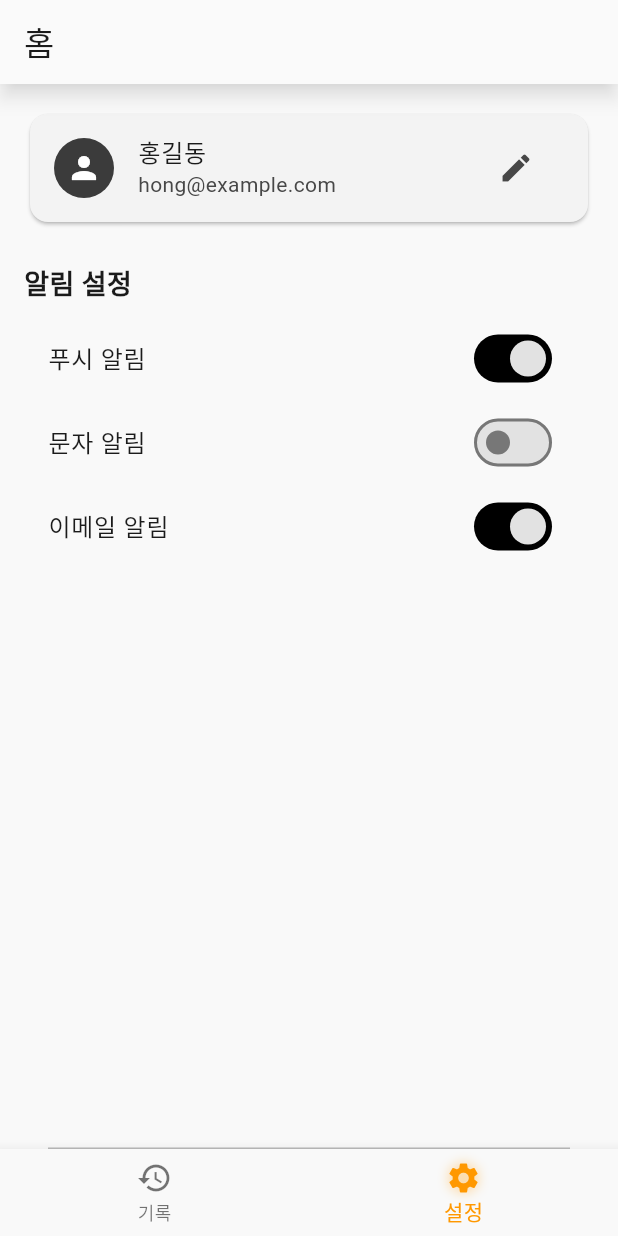
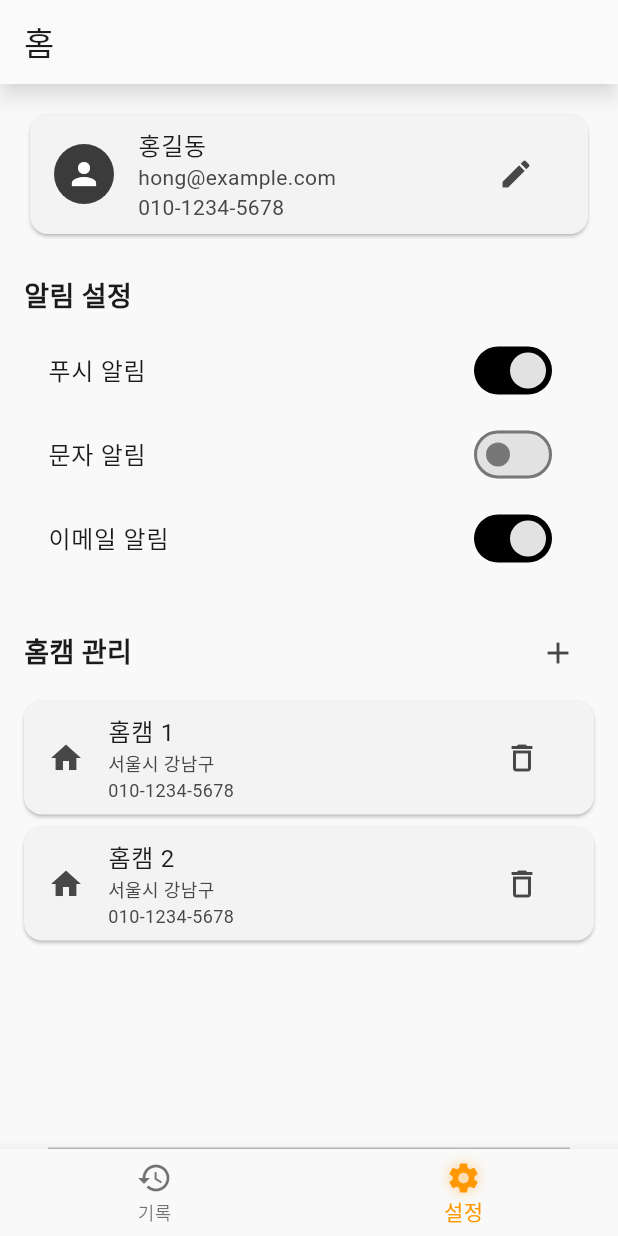
Before and after one commit to CHOYUNSIG/aneukan, a Flutter app: the screen it shows after launch, item 2 of the bottom bar chosen, after a tap on the "edit" icon, on a phone screen of 412 x 824 dp. Run offline on Flutter 3.47's test engine with Material 3 defaults, Android fonts, the phone set to English and light mode, and no system bars.

Commit message:
init commit

```diff
--- a/lib/home/home_notifier.dart
+++ b/lib/home/home_notifier.dart
@@ -1,5 +1,6 @@
 import 'package:flutter/material.dart';
 import 'package:aneukan/models/log.dart';
+import 'package:aneukan/models/homecam.dart';
 
 class HomeNotifier extends ChangeNotifier {
   List<Log> logs = [];
@@ -7,8 +8,14 @@ class HomeNotifier extends ChangeNotifier {
 
   String userName = '';
   String userEmail = '';
-  bool isPushEnabled = false;
-  bool isMessageEnabled = false;
+  String userPhone = '';
+
+  Homecam? selectedCam;
+
+  List<Homecam> homecams = [];
+
+  bool isPushNotificationEnabled = false;
+  bool isMessageNotificationEnabled = false;
   bool isEmailNotificationEnabled = false;
 
   void editProfile() {
@@ -17,12 +24,12 @@ class HomeNotifier extends ChangeNotifier {
   }
 
   void setPushNotification(bool value) {
-    isPushEnabled = value;
+    isPushNotificationEnabled = value;
     notifyListeners();
   }
 
   void setMessageNotification(bool value) {
-    isMessageEnabled = value;
+    isMessageNotificationEnabled = value;
     notifyListeners();
   }
 
@@ -41,6 +48,21 @@ class HomeNotifier extends ChangeNotifier {
     notifyListeners();
   }
 
+  void onHomecamTapped(Homecam homecam) {
+    // TODO: 홈캠 탭 로직 구현
+    notifyListeners();
+  }
+
+  void onDeleteHomecamTapped(Homecam homecam) {
+    // TODO: 홈캠 삭제 로직 구현
+    notifyListeners();
+  }
+
+  void onAddHomecamTapped() {
+    // TODO: 홈캠 추가 로직 구현
+    notifyListeners();
+  }
+
   void logout() {
     // TODO: 로그아웃 로직 구현
     notifyListeners();
--- a/lib/home/home_page.dart
+++ b/lib/home/home_page.dart
@@ -1,3 +1,4 @@
+import 'package:aneukan/models/homecam.dart';
 import 'package:aneukan/models/log.dart';
 import 'package:flutter/material.dart';
 import 'package:provider/provider.dart';
@@ -20,8 +21,27 @@ void main() {
         selectedDateRange: null,
         userName: '홍길동',
         userEmail: 'hong@example.com',
-        isPushEnabled: true,
-        isMessageEnabled: false,
+        userPhone: '010-1234-5678',
+        selectedCam: const Homecam(
+          id: 1,
+          name: '홈캠 1',
+          telephone: '010-1234-5678',
+          address: '서울시 강남구',
+        ),
+        homecams: const [
+          Homecam(
+              id: 1,
+              name: '홈캠 1',
+              telephone: '010-1234-5678',
+              address: '서울시 강남구'),
+          Homecam(
+              id: 2,
+              name: '홈캠 2',
+              telephone: '010-1234-5678',
+              address: '서울시 강남구'),
+        ],
+        isPushNotificationEnabled: true,
+        isMessageNotificationEnabled: false,
         isEmailNotificationEnabled: true,
         onEditProfileTapped: () {},
         onPushNotificationChanged: (value) {},
@@ -29,6 +49,9 @@ void main() {
         onEmailNotificationChanged: (value) {},
         onLogTapped: (log) {},
         onDateRangeChanged: (dateRange) {},
+        onHomecamTapped: (homecam) {},
+        onDeleteHomecamTapped: (homecam) {},
+        onAddHomecamTapped: () {},
       ),
     ),
   );
@@ -49,8 +72,11 @@ class HomeApp extends StatelessWidget {
             selectedDateRange: notifier.selectedDateRange,
             userName: notifier.userName,
             userEmail: notifier.userEmail,
-            isPushEnabled: notifier.isPushEnabled,
-            isMessageEnabled: notifier.isMessageEnabled,
+            userPhone: notifier.userPhone,
+            selectedCam: notifier.selectedCam,
+            homecams: notifier.homecams,
+            isPushNotificationEnabled: notifier.isPushNotificationEnabled,
+            isMessageNotificationEnabled: notifier.isMessageNotificationEnabled,
             isEmailNotificationEnabled: notifier.isEmailNotificationEnabled,
             onEditProfileTapped: notifier.editProfile,
             onPushNotificationChanged: notifier.setPushNotification,
@@ -58,6 +84,9 @@ class HomeApp extends StatelessWidget {
             onEmailNotificationChanged: notifier.setEmailNotification,
             onLogTapped: notifier.onLogTapped,
             onDateRangeChanged: notifier.onDateRangeChanged,
+            onHomecamTapped: notifier.onHomecamTapped,
+            onDeleteHomecamTapped: notifier.onDeleteHomecamTapped,
+            onAddHomecamTapped: notifier.onAddHomecamTapped,
           ),
         ),
       ),
@@ -71,9 +100,13 @@ class HomePage extends StatefulWidget {
 
   final String userName;
   final String userEmail;
+  final String userPhone;
 
-  final bool isPushEnabled;
-  final bool isMessageEnabled;
+  final Homecam? selectedCam;
+  final List<Homecam> homecams;
+
+  final bool isPushNotificationEnabled;
+  final bool isMessageNotificationEnabled;
   final bool isEmailNotificationEnabled;
 
   final void Function(Log) onLogTapped;
@@ -84,14 +117,21 @@ class HomePage extends StatefulWidget {
   final void Function(bool) onMessageNotificationChanged;
   final void Function(bool) onEmailNotificationChanged;
 
+  final void Function(Homecam) onHomecamTapped;
+  final void Function(Homecam) onDeleteHomecamTapped;
+  final void Function() onAddHomecamTapped;
+
   const HomePage({
     super.key,
     required this.logs,
     required this.selectedDateRange,
     required this.userName,
     required this.userEmail,
-    required this.isPushEnabled,
-    required this.isMessageEnabled,
+    required this.userPhone,
+    required this.selectedCam,
+    required this.homecams,
+    required this.isPushNotificationEnabled,
+    required this.isMessageNotificationEnabled,
     required this.isEmailNotificationEnabled,
     required this.onEditProfileTapped,
     required this.onPushNotificationChanged,
@@ -99,6 +139,9 @@ class HomePage extends StatefulWidget {
     required this.onEmailNotificationChanged,
     required this.onLogTapped,
     required this.onDateRangeChanged,
+    required this.onHomecamTapped,
+    required this.onDeleteHomecamTapped,
+    required this.onAddHomecamTapped,
   });
 
   @override
@@ -113,7 +156,7 @@ class _HomePageState extends State<HomePage> {
     setState(() {
       _page = LogView(
         logs: widget.logs,
-        selectedCam: null,
+        selectedCam: widget.selectedCam,
         selectedDateRange: widget.selectedDateRange,
         onLogTapped: widget.onLogTapped,
         onDateRangeChanged: widget.onDateRangeChanged,
@@ -127,13 +170,18 @@ class _HomePageState extends State<HomePage> {
       _page = SettingsView(
         userName: widget.userName,
         userEmail: widget.userEmail,
-        isPushEnabled: widget.isPushEnabled,
-        isMessageEnabled: widget.isMessageEnabled,
+        userPhone: widget.userPhone,
+        homecams: widget.homecams,
+        isPushNotificationEnabled: widget.isPushNotificationEnabled,
+        isMessageNotificationEnabled: widget.isMessageNotificationEnabled,
         isEmailNotificationEnabled: widget.isEmailNotificationEnabled,
         onEditProfileTapped: widget.onEditProfileTapped,
         onPushNotificationChanged: widget.onPushNotificationChanged,
         onMessageNotificationChanged: widget.onMessageNotificationChanged,
         onEmailNotificationChanged: widget.onEmailNotificationChanged,
+        onHomecamTapped: widget.onHomecamTapped,
+        onDeleteHomecamTapped: widget.onDeleteHomecamTapped,
+        onAddHomecamTapped: widget.onAddHomecamTapped,
       );
     });
   }
--- a/lib/home/log/cam_selector.dart
+++ b/lib/home/log/cam_selector.dart
@@ -22,15 +22,9 @@ class CamSelector extends StatelessWidget {
                 crossAxisAlignment: CrossAxisAlignment.start,
                 children: [
                   Text(selectedCam!.name),
-                  if (selectedCam!.gender != null ||
-                      selectedCam!.age != null ||
-                      selectedCam!.phone != null)
+                  if (selectedCam!.telephone != null)
                     Text(
-                      [
-                        if (selectedCam!.gender != null) selectedCam!.gender!,
-                        if (selectedCam!.age != null) '${selectedCam!.age}세',
-                        if (selectedCam!.phone != null) selectedCam!.phone!,
-                      ].join(' · '),
+                      selectedCam!.telephone!,
                       style: const TextStyle(
                         fontSize: 12,
                         color: Colors.grey,
--- /dev/null
+++ b/lib/home/settings/homecam_list.dart
@@ -0,0 +1,90 @@
+import 'package:flutter/material.dart';
+import 'package:aneukan/models/homecam.dart';
+
+class HomecamList extends StatelessWidget {
+  final List<Homecam> homecams;
+
+  final void Function(Homecam) onHomecamTapped;
+  final void Function(Homecam) onDeleteHomecamTapped;
+  final void Function() onAddHomecamTapped;
+
+  const HomecamList({
+    super.key,
+    required this.homecams,
+    required this.onHomecamTapped,
+    required this.onDeleteHomecamTapped,
+    required this.onAddHomecamTapped,
+  });
+
+  @override
+  Widget build(BuildContext context) {
+    return Column(
+      children: [
+        // 홈캠 관리 섹션
+        Row(
+          mainAxisAlignment: MainAxisAlignment.spaceBetween,
+          children: [
+            const Text(
+              '홈캠 관리',
+              style: TextStyle(
+                fontSize: 18,
+                fontWeight: FontWeight.bold,
+              ),
+            ),
+            IconButton(
+              icon: const Icon(Icons.add),
+              onPressed: onAddHomecamTapped,
+            ),
+          ],
+        ),
+        const SizedBox(height: 8),
+
+        // 홈캠 리스트
+        ...homecams
+            .map(
+              (homecam) => Card(
+                margin: const EdgeInsets.only(bottom: 8),
+                child: ListTile(
+                  leading: const Icon(Icons.home),
+                  title: Text(homecam.name),
+                  subtitle: Column(
+                    crossAxisAlignment: CrossAxisAlignment.start,
+                    children: [
+                      if (homecam.address != null)
+                        Text(
+                          homecam.address!,
+                          style: const TextStyle(fontSize: 12),
+                        ),
+                      if (homecam.telephone != null)
+                        Text(
+                          homecam.telephone!,
+                          style: const TextStyle(fontSize: 12),
+                        ),
+                    ],
+                  ),
+                  trailing: IconButton(
+                    icon: const Icon(Icons.delete_outline),
+                    onPressed: () => onDeleteHomecamTapped(homecam),
+                  ),
+                  onTap: () => onHomecamTapped(homecam),
+                ),
+              ),
+            )
+            .toList(),
+
+        if (homecams.isEmpty)
+          const Center(
+            child: Padding(
+              padding: EdgeInsets.all(16.0),
+              child: Text(
+                '등록된 홈캠이 없습니다',
+                style: TextStyle(
+                  color: Colors.grey,
+                ),
+              ),
+            ),
+          ),
+      ],
+    );
+  }
+}
--- /dev/null
+++ b/lib/home/settings/notification_switch.dart
@@ -0,0 +1,63 @@
+import 'package:flutter/material.dart';
+
+class NotificationSwitch extends StatelessWidget {
+  final bool isPushNotificationEnabled;
+  final bool isMessageNotificationEnabled;
+  final bool isEmailNotificationEnabled;
+
+  final void Function(bool) onPushNotificationChanged;
+  final void Function(bool) onMessageNotificationChanged;
+  final void Function(bool) onEmailNotificationChanged;
+
+  const NotificationSwitch({
+    super.key,
+    required this.isPushNotificationEnabled,
+    required this.isMessageNotificationEnabled,
+    required this.isEmailNotificationEnabled,
+    required this.onPushNotificationChanged,
+    required this.onMessageNotificationChanged,
+    required this.onEmailNotificationChanged,
+  });
+
+  @override
+  Widget build(BuildContext context) {
+    return Column(
+      children: [
+        const Row(
+          children: [
+            Text(
+              '알림 설정',
+              style: TextStyle(
+                fontSize: 18,
+                fontWeight: FontWeight.bold,
+              ),
+            ),
+          ],
+        ),
+
+        const SizedBox(height: 8),
+
+        // 알림 타입 1
+        SwitchListTile(
+          title: const Text('푸시 알림'),
+          value: isPushNotificationEnabled,
+          onChanged: onPushNotificationChanged,
+        ),
+
+        // 알림 타입 2
+        SwitchListTile(
+          title: const Text('문자 알림'),
+          value: isMessageNotificationEnabled,
+          onChanged: onMessageNotificationChanged,
+        ),
+
+        // 알림 타입 3
+        SwitchListTile(
+          title: const Text('이메일 알림'),
+          value: isEmailNotificationEnabled,
+          onChanged: onEmailNotificationChanged,
+        ),
+      ],
+    );
+  }
+}
--- a/lib/home/settings/settings_view.dart
+++ b/lib/home/settings/settings_view.dart
@@ -1,5 +1,9 @@
 import 'package:flutter/material.dart';
-import '../../previewer.dart';
+import 'package:aneukan/models/homecam.dart';
+import 'package:aneukan/home/settings/user_info_viewer.dart';
+import 'package:aneukan/home/settings/notification_switch.dart';
+import 'package:aneukan/home/settings/homecam_list.dart';
+import 'package:aneukan/previewer.dart';
 
 void main() {
   runApp(
@@ -7,13 +11,29 @@ void main() {
       page: SettingsView(
         userName: '홍길동',
         userEmail: 'hong@example.com',
-        isPushEnabled: true,
-        isMessageEnabled: false,
+        userPhone: '010-1234-5678',
+        homecams: const [
+          Homecam(
+              id: 1,
+              name: '홈캠 1',
+              telephone: '010-1234-5678',
+              address: '서울시 강남구'),
+          Homecam(
+              id: 2,
+              name: '홈캠 2',
+              telephone: '010-1234-5678',
+              address: '서울시 강남구'),
+        ],
+        isPushNotificationEnabled: true,
+        isMessageNotificationEnabled: false,
         isEmailNotificationEnabled: true,
         onEditProfileTapped: () {},
         onPushNotificationChanged: (value) {},
         onMessageNotificationChanged: (value) {},
         onEmailNotificationChanged: (value) {},
+        onHomecamTapped: (homecam) {},
+        onDeleteHomecamTapped: (homecam) {},
+        onAddHomecamTapped: () {},
       ),
     ),
   );
@@ -22,9 +42,12 @@ void main() {
 class SettingsView extends StatefulWidget {
   final String userName;
   final String userEmail;
+  final String userPhone;
 
-  final bool isPushEnabled;
-  final bool isMessageEnabled;
+  final List<Homecam> homecams;
+
+  final bool isPushNotificationEnabled;
+  final bool isMessageNotificationEnabled;
   final bool isEmailNotificationEnabled;
 
   final void Function() onEditProfileTapped;
@@ -32,17 +55,26 @@ class SettingsView extends StatefulWidget {
   final void Function(bool) onMessageNotificationChanged;
   final void Function(bool) onEmailNotificationChanged;
 
+  final void Function(Homecam) onHomecamTapped;
+  final void Function(Homecam) onDeleteHomecamTapped;
+  final void Function() onAddHomecamTapped;
+
   const SettingsView({
     super.key,
     required this.userName,
     required this.userEmail,
-    required this.isPushEnabled,
-    required this.isMessageEnabled,
+    required this.userPhone,
+    required this.homecams,
+    required this.isPushNotificationEnabled,
+    required this.isMessageNotificationEnabled,
     required this.isEmailNotificationEnabled,
     required this.onEditProfileTapped,
     required this.onPushNotificationChanged,
     required this.onMessageNotificationChanged,
     required this.onEmailNotificationChanged,
+    required this.onHomecamTapped,
+    required this.onDeleteHomecamTapped,
+    required this.onAddHomecamTapped,
   });
 
   @override
@@ -57,52 +89,27 @@ class _SettingsViewState extends State<SettingsView> {
       child: Column(
         crossAxisAlignment: CrossAxisAlignment.start,
         children: [
-          // 사용자 정보 섹션
-          Card(
-            child: ListTile(
-              leading: const CircleAvatar(
-                child: Icon(Icons.person),
-              ),
-              title: Text(widget.userName),
-              subtitle: Text(widget.userEmail),
-              trailing: IconButton(
-                icon: const Icon(Icons.edit),
-                onPressed: widget.onEditProfileTapped,
-              ),
-            ),
+          UserInfoViewer(
+            userName: widget.userName,
+            userEmail: widget.userEmail,
+            userPhone: widget.userPhone,
+            onEditProfileTapped: widget.onEditProfileTapped,
           ),
-
           const SizedBox(height: 24),
-
-          // 알림 설정 섹션
-          const Text(
-            '알림 설정',
-            style: TextStyle(
-              fontSize: 18,
-              fontWeight: FontWeight.bold,
-            ),
+          NotificationSwitch(
+            isPushNotificationEnabled: widget.isPushNotificationEnabled,
+            isMessageNotificationEnabled: widget.isMessageNotificationEnabled,
+            isEmailNotificationEnabled: widget.isEmailNotificationEnabled,
+            onPushNotificationChanged: widget.onPushNotificationChanged,
+            onMessageNotificationChanged: widget.onMessageNotificationChanged,
+            onEmailNotificationChanged: widget.onEmailNotificationChanged,
           ),
-          const SizedBox(height: 8),
-
-          // 알림 타입 1
-          SwitchListTile(
-            title: const Text('푸시 알림'),
-            value: widget.isPushEnabled,
-            onChanged: widget.onPushNotificationChanged,
-          ),
-
-          // 알림 타입 2
-          SwitchListTile(
-            title: const Text('문자 알림'),
-            value: widget.isMessageEnabled,
-            onChanged: widget.onMessageNotificationChanged,
-          ),
-
-          // 알림 타입 3
-          SwitchListTile(
-            title: const Text('이메일 알림'),
-            value: widget.isEmailNotificationEnabled,
-            onChanged: widget.onEmailNotificationChanged,
+          const SizedBox(height: 24),
+          HomecamList(
+            homecams: widget.homecams,
+            onHomecamTapped: widget.onHomecamTapped,
+            onDeleteHomecamTapped: widget.onDeleteHomecamTapped,
+            onAddHomecamTapped: widget.onAddHomecamTapped,
           ),
         ],
       ),
--- /dev/null
+++ b/lib/home/settings/user_info_viewer.dart
@@ -0,0 +1,34 @@
+import 'package:flutter/material.dart';
+
+class UserInfoViewer extends StatelessWidget {
+  final String userName;
+  final String userEmail;
+  final String userPhone;
+
+  final void Function() onEditProfileTapped;
+
+  const UserInfoViewer({
+    super.key,
+    required this.userName,
+    required this.userEmail,
+    required this.userPhone,
+    required this.onEditProfileTapped,
+  });
+
+  @override
+  Widget build(BuildContext context) {
+    return Card(
+      child: ListTile(
+        leading: const CircleAvatar(
+          child: Icon(Icons.person),
+        ),
+        title: Text(userName),
+        subtitle: Text('$userEmail\n$userPhone'),
+        trailing: IconButton(
+          icon: const Icon(Icons.edit),
+          onPressed: onEditProfileTapped,
+        ),
+      ),
+    );
+  }
+}
--- a/lib/login/login_page.dart
+++ b/lib/login/login_page.dart
@@ -1,5 +1,3 @@
-import 'dart:math';
-
 import 'package:flutter/material.dart';
 import 'package:provider/provider.dart';
 import 'package:aneukan/previewer.dart';
@@ -56,7 +54,9 @@ class LoginPage extends StatelessWidget {
           children: [
             Container(
               color: brandColor,
-              height: max(MediaQuery.of(context).size.height * 0.4, 360),
+              height: (MediaQuery.of(context).size.height -
+                      MediaQuery.of(context).viewInsets.bottom) *
+                  0.4,
               alignment: Alignment.centerLeft,
               child: const Padding(
                 padding: EdgeInsets.all(16),
--- a/lib/models/homecam.dart
+++ b/lib/models/homecam.dart
@@ -1,16 +1,14 @@
 class Homecam {
+  final int id;
   final String name;
-  final String? gender;
-  final int? age;
-  final String? phone;
+  final String? telephone;
   final String? address;
   final String? email;
 
   const Homecam({
+    required this.id,
     required this.name,
-    this.gender,
-    this.age,
-    this.phone,
+    this.telephone,
     this.address,
     this.email,
   });
```
Also changed, not shown: 1 other file.
